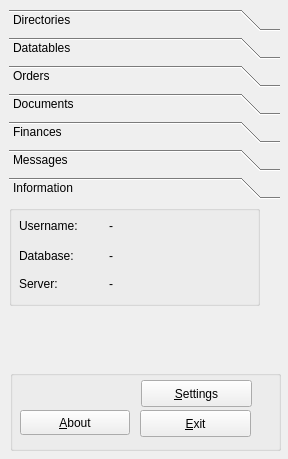
The window that trunk/ui/mainfrm.ui (BackupTheBerlios/first4-svn) describes before a commit, drawn with Qt 5.
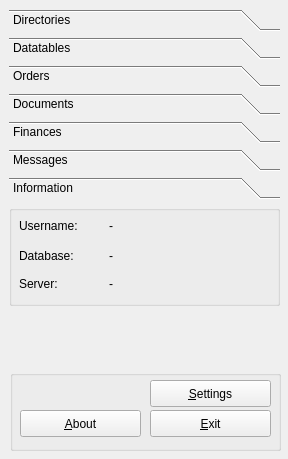
The same window after the commit. Icons and pictures are not drawn.

What changed in the file:
```diff
--- a/trunk/ui/mainfrm.ui
+++ b/trunk/ui/mainfrm.ui
@@ -877,8 +877,8 @@
       <rect>
        <x>0</x>
        <y>0</y>
-       <width>261</width>
-       <height>124</height>
+       <width>271</width>
+       <height>141</height>
       </rect>
      </property>
      <attribute name="label" >
@@ -892,7 +892,7 @@
        <rect>
         <x>0</x>
         <y>0</y>
-        <width>251</width>
+        <width>271</width>
         <height>101</height>
        </rect>
       </property>
@@ -917,7 +917,7 @@
         <rect>
          <x>100</x>
          <y>10</y>
-         <width>141</width>
+         <width>161</width>
          <height>21</height>
         </rect>
        </property>
@@ -930,7 +930,7 @@
         <rect>
          <x>100</x>
          <y>40</y>
-         <width>141</width>
+         <width>161</width>
          <height>21</height>
         </rect>
        </property>
@@ -943,7 +943,7 @@
         <rect>
          <x>100</x>
          <y>70</y>
-         <width>141</width>
+         <width>161</width>
          <height>18</height>
         </rect>
        </property>
@@ -1019,19 +1019,19 @@
       <rect>
        <x>10</x>
        <y>40</y>
-       <width>110</width>
-       <height>25</height>
+       <width>121</width>
+       <height>27</height>
       </rect>
      </property>
      <property name="minimumSize" >
       <size>
-       <width>106</width>
+       <width>0</width>
        <height>0</height>
       </size>
      </property>
      <property name="maximumSize" >
       <size>
-       <width>110</width>
+       <width>16777215</width>
        <height>16777215</height>
       </size>
      </property>
@@ -1073,9 +1073,9 @@
     <widget class="QPushButton" name="btnsettings" >
      <property name="geometry" >
       <rect>
-       <x>131</x>
+       <x>140</x>
        <y>10</y>
-       <width>111</width>
+       <width>121</width>
        <height>27</height>
       </rect>
      </property>
@@ -1089,9 +1089,9 @@
     <widget class="QPushButton" name="btnexit" >
      <property name="geometry" >
       <rect>
-       <x>130</x>
+       <x>140</x>
        <y>40</y>
-       <width>111</width>
+       <width>121</width>
        <height>27</height>
       </rect>
      </property>
```
Left out of the diff: 24 changed lines with no effect on the pictures.
